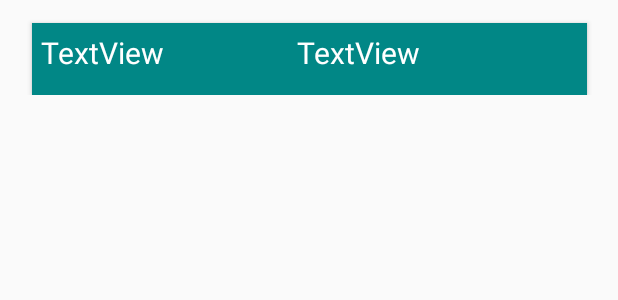
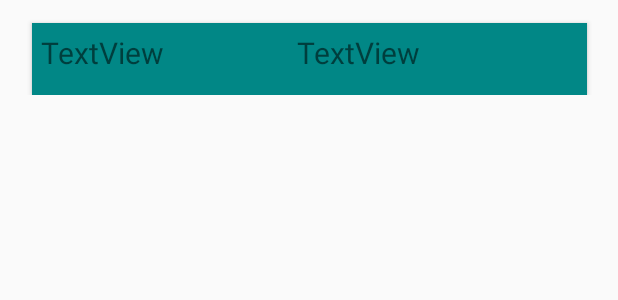
Before and after one commit to gearwheel01/KanjiGear, an Android app: the layout item_comp_word.xml on its own in the app's theme, with its tools: preview values and no code run, on a phone screen of 412 x 824 dp. Shown: the top 300 px of the screen. Run offline under Robolectric (Android 15) with nearby library versions, the phone set to English and light mode, and no system bars; network calls fail.

Commit message:
fixed word list text color

```diff
--- a/KanjiGear/app/src/main/res/layout/item_comp_word.xml
+++ b/KanjiGear/app/src/main/res/layout/item_comp_word.xml
@@ -32,7 +32,6 @@
         android:ellipsize="end"
         android:maxLines="1"
         android:textAlignment="viewStart"
-        android:textColor="@color/white"
         android:textSize="20sp"
         app:layout_constraintBottom_toBottomOf="@+id/itemCompKanji"
         app:layout_constraintStart_toStartOf="@+id/itemCompKanji"
@@ -52,7 +51,6 @@
         android:ellipsize="end"
         android:maxLines="1"
         android:textAlignment="viewStart"
-        android:textColor="@color/white"
         android:textSize="20sp"
         app:layout_constraintBottom_toBottomOf="@+id/itemCompKanji"
         app:layout_constraintEnd_toEndOf="@+id/itemCompKanji"
```
Also changed, not shown: 6 other files.
